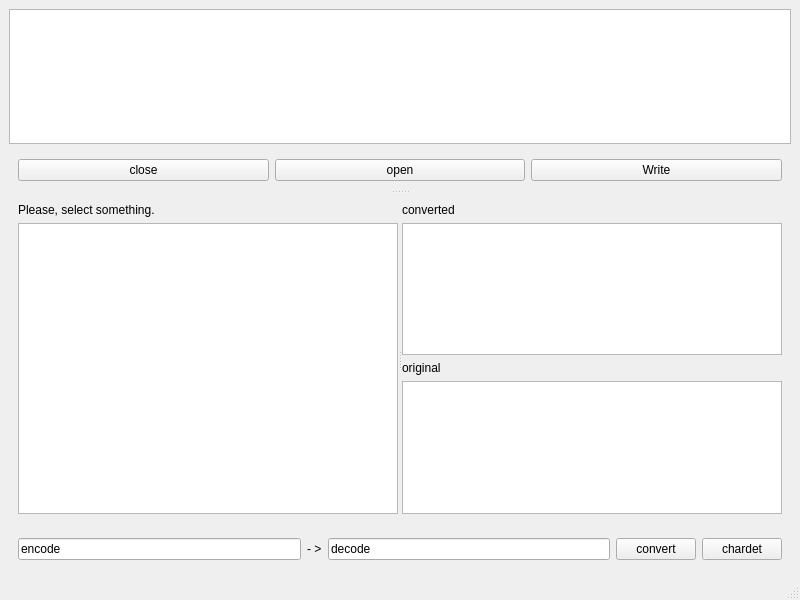
The window that ui.ui (LeoMirr/tagcoder) describes before a commit, drawn with Qt 5.
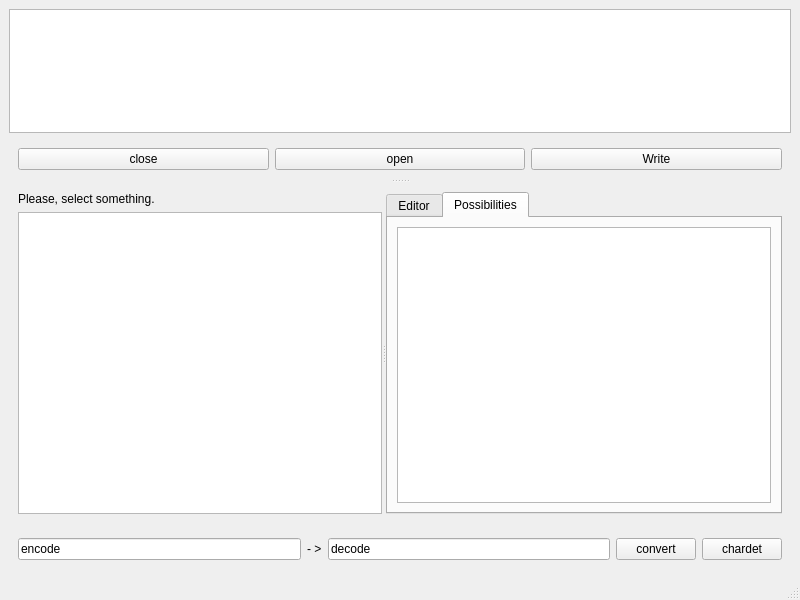
The same window after the commit.

Commit message: New table for Possible encoding

```diff
--- a/ui.ui
+++ b/ui.ui
@@ -119,6 +119,16 @@
              <widget class="QWidget" name="right" native="true">
               <layout class="QVBoxLayout" name="verticalLayout_5">
                <item>
+                <widget class="QTabWidget" name="tabWidget">
+                 <property name="currentIndex">
+                  <number>1</number>
+                 </property>
+                 <widget class="QWidget" name="textTab">
+                  <attribute name="title">
+                   <string>Editor</string>
+                  </attribute>
+                  <layout class="QVBoxLayout" name="coderTabLayout">
+                   <item>
                 <widget class="QLabel" name="converted_label">
                  <property name="text">
                   <string>converted</string>
@@ -156,10 +166,33 @@
                 </widget>
                </item>
               </layout>
-              <zorder>converted</zorder>
-              <zorder>original</zorder>
-              <zorder>original_label</zorder>
-              <zorder>converted_label</zorder>
+                 </widget>
+                 <widget class="QWidget" name="possibTab">
+                  <attribute name="title">
+                   <string>Possibilities</string>
+                  </attribute>
+                  <layout class="QVBoxLayout" name="possibilitiesTabLayout">
+                   <item>
+                    <widget class="QTableView" name="possib">
+                     <property name="verticalScrollMode">
+                      <enum>QAbstractItemView::ScrollPerPixel</enum>
+                     </property>
+                     <property name="horizontalScrollMode">
+                      <enum>QAbstractItemView::ScrollPerPixel</enum>
+                     </property>
+                     <property name="sortingEnabled">
+                      <bool>true</bool>
+                     </property>
+                     <attribute name="horizontalHeaderDefaultSectionSize">
+                      <number>250</number>
+                     </attribute>
+                    </widget>
+                   </item>
+                  </layout>
+                 </widget>
+                </widget>
+               </item>
+              </layout>
              </widget>
             </widget>
            </item>
```
Lines whose indentation alone changed are shown as unchanged. The commit also changes 2 other files.
